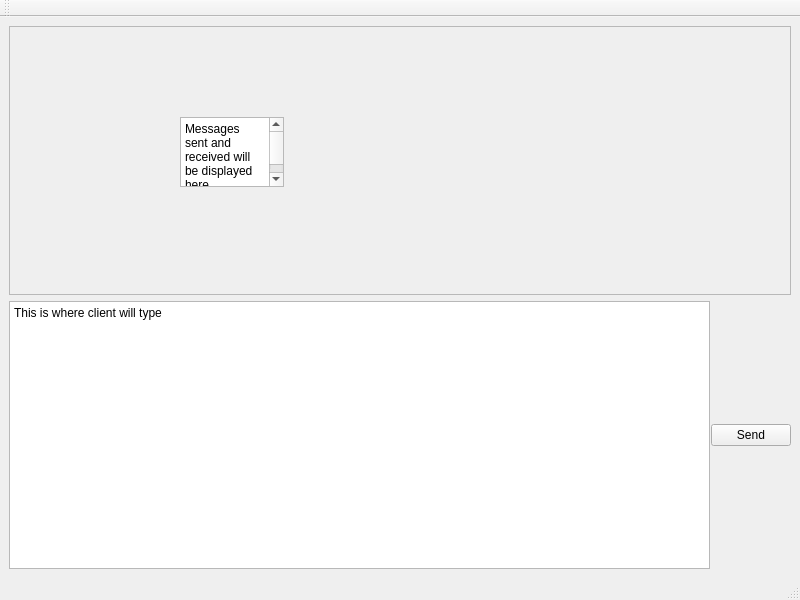
First picture: the form in src/mainwindow.ui, repository diazflack01/cpp_chat_application, before the edit.
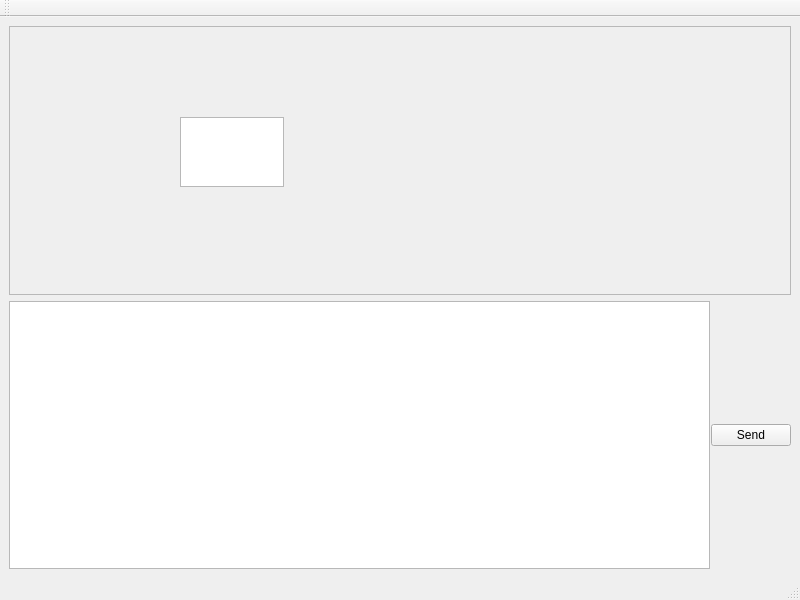
Second picture: the form after the edit. Custom widgets are drawn as their Qt base class.

Commit message: Added logic to auto move chat text scrollable window -- hacky approach

```diff
--- a/src/mainwindow.ui
+++ b/src/mainwindow.ui
@@ -44,7 +44,7 @@
            <bool>true</bool>
           </property>
           <property name="plainText">
-           <string>Messages sent and received will be displayed here</string>
+           <string/>
           </property>
          </widget>
         </widget>
@@ -58,7 +58,10 @@
         <item>
          <widget class="ChatBoxTextEdit" name="plainTextEdit_2">
           <property name="plainText">
-           <string>This is where client will type</string>
+           <string/>
+          </property>
+          <property name="placeholderText">
+           <string>Type your message here</string>
           </property>
          </widget>
         </item>
```
The commit also changes 3 other files.
